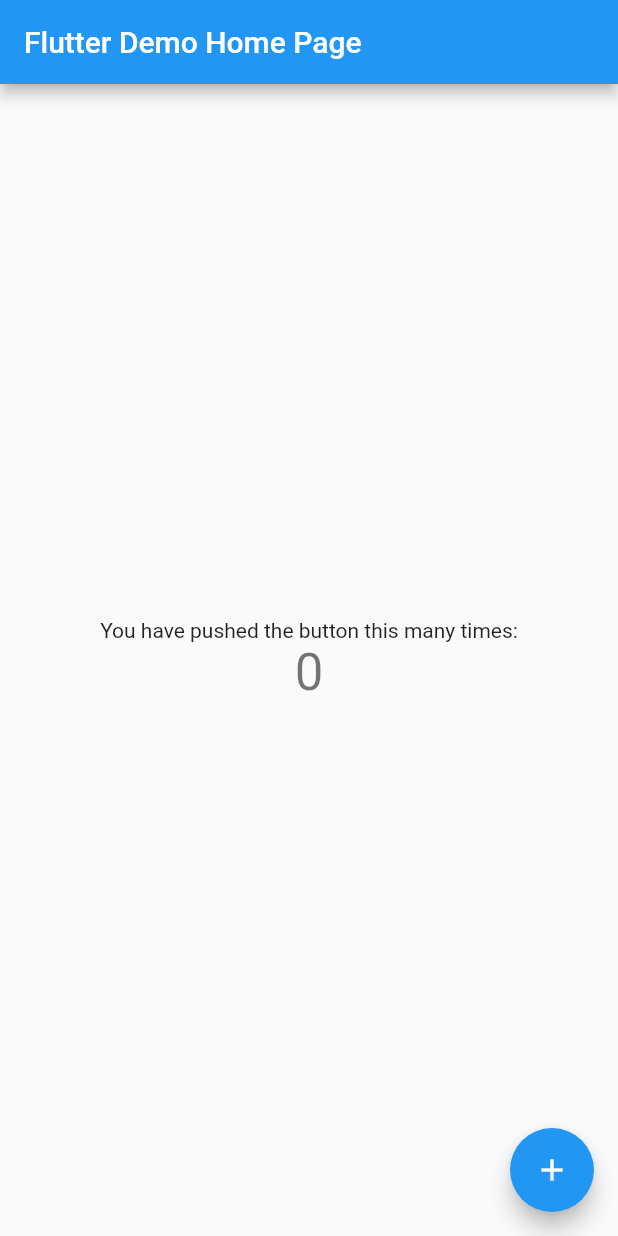
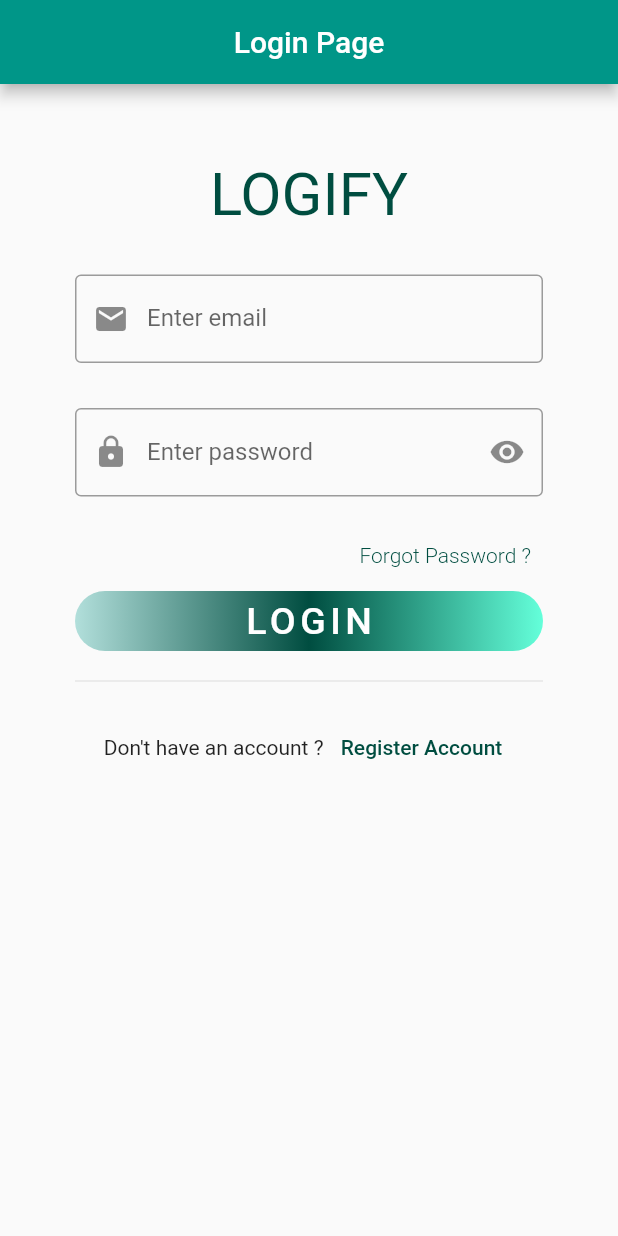
Before and after one commit to Mikhelmariya/loginPage, a Flutter app: the screen it shows after launch, on a phone screen of 412 x 824 dp. Run offline on Flutter 3.47's test engine with Material 2 defaults, Android fonts, the phone set to English and light mode, and no system bars.

Commit message:
login UI completed

```diff
--- /dev/null
+++ b/lib/loginscreen.dart
@@ -0,0 +1,99 @@
+import 'package:flutter/material.dart';
+
+class LoginScreen extends StatelessWidget {
+  const LoginScreen({super.key});
+
+  @override
+  Widget build(BuildContext context) {
+    return Padding(
+      padding: const EdgeInsets.all(50),
+      child: Center(
+        child: Column(
+          children: [
+            Text(
+              "LOGIFY",
+              style: TextStyle(fontSize: 40, color: Colors.teal.shade900),
+            ),
+            SizedBox(
+              height: 30,
+            ),
+            TextFormField(
+              keyboardType: TextInputType.emailAddress,
+              decoration: InputDecoration(
+                labelText: "Enter email",
+                border: OutlineInputBorder(),
+                prefixIcon: Icon(Icons.email),
+              ),
+            ),
+            SizedBox(
+              height: 30,
+            ),
+            TextFormField(
+              keyboardType: TextInputType.visiblePassword,
+              obscureText: true, //to be seen like dots
+              decoration: InputDecoration(
+                  labelText: "Enter password",
+                  border: OutlineInputBorder(),
+                  prefixIcon: Icon(Icons.lock),
+                  suffixIcon: Icon(Icons.remove_red_eye)),
+            ),
+            SizedBox(
+              height: 15,
+            ),
+            Row(
+              mainAxisAlignment: MainAxisAlignment.end,
+              children: [
+                TextButton(
+                    onPressed: () {},
+                    child: Text(
+                      "Forgot Password ?",
+                      style: TextStyle(
+                          color: Colors.teal.shade900,
+                          fontWeight: FontWeight.w300),
+                    )),
+              ],
+            ),
+            Container(
+              height: 40,
+              width: double.infinity,
+              child: MaterialButton(
+                onPressed: () {},
+                child: Text(
+                  "LOGIN",
+                  style: TextStyle(
+                      fontSize: 25, letterSpacing: 3, color: Colors.white),
+                ),
+              ),
+              decoration: BoxDecoration(
+                  borderRadius: BorderRadius.circular(30),
+                  gradient: LinearGradient(colors: [
+                    Colors.teal.shade100,
+                    Colors.teal.shade900,
+                    Colors.tealAccent
+                  ])),
+            ),
+            SizedBox(
+              height: 40,
+              child: Divider(
+                height: 3,
+              ),
+            ),
+            Row(
+              mainAxisAlignment: MainAxisAlignment.center,
+              children: [
+                Text("Don't have an account ? "),
+                TextButton(
+                  onPressed: () {},
+                  child: Text(
+                    "Register Account",
+                    style: TextStyle(color: Colors.teal.shade900),
+                  ),
+                ),
+              ],
+            )
+          ],
+        ),
+      ),
+    );
+  }
+}
--- a/lib/main.dart
+++ b/lib/main.dart
@@ -1,115 +1,23 @@
 import 'package:flutter/material.dart';
+import 'package:login/loginscreen.dart';
 
 void main() {
-  runApp(const MyApp());
+  runApp(const LoginPage());
 }
 
-class MyApp extends StatelessWidget {
-  const MyApp({super.key});
+class LoginPage extends StatelessWidget {
+  const LoginPage({super.key});
 
-  // This widget is the root of your application.
   @override
   Widget build(BuildContext context) {
     return MaterialApp(
-      title: 'Flutter Demo',
-      theme: ThemeData(
-        // This is the theme of your application.
-        //
-        // Try running your application with "flutter run". You'll see the
-        // application has a blue toolbar. Then, without quitting the app, try
-        // changing the primarySwatch below to Colors.green and then invoke
-        // "hot reload" (press "r" in the console where you ran "flutter run",
-        // or simply save your changes to "hot reload" in a Flutter IDE).
-        // Notice that the counter didn't reset back to zero; the application
-        // is not restarted.
-        primarySwatch: Colors.blue,
+      home: Scaffold(
+        appBar: AppBar(
+          title: Center(child: Text("Login Page")),
+          backgroundColor: Colors.teal,
+        ),
+        body: LoginScreen(),
       ),
-      home: const MyHomePage(title: 'Flutter Demo Home Page'),
     );
   }
 }
-
-class MyHomePage extends StatefulWidget {
-  const MyHomePage({super.key, required this.title});
-
-  // This widget is the home page of your application. It is stateful, meaning
-  // that it has a State object (defined below) that contains fields that affect
-  // how it looks.
-
-  // This class is the configuration for the state. It holds the values (in this
-  // case the title) provided by the parent (in this case the App widget) and
-  // used by the build method of the State. Fields in a Widget subclass are
-  // always marked "final".
-
-  final String title;
-
-  @override
-  State<MyHomePage> createState() => _MyHomePageState();
-}
-
-class _MyHomePageState extends State<MyHomePage> {
-  int _counter = 0;
-
-  void _incrementCounter() {
-    setState(() {
-      // This call to setState tells the Flutter framework that something has
-      // changed in this State, which causes it to rerun the build method below
-      // so that the display can reflect the updated values. If we changed
-      // _counter without calling setState(), then the build method would not be
-      // called again, and so nothing would appear to happen.
-      _counter++;
-    });
-  }
-
-  @override
-  Widget build(BuildContext context) {
-    // This method is rerun every time setState is called, for instance as done
-    // by the _incrementCounter method above.
-    //
-    // The Flutter framework has been optimized to make rerunning build methods
-    // fast, so that you can just rebuild anything that needs updating rather
-    // than having to individually change instances of widgets.
-    return Scaffold(
-      appBar: AppBar(
-        // Here we take the value from the MyHomePage object that was created by
-        // the App.build method, and use it to set our appbar title.
-        title: Text(widget.title),
-      ),
-      body: Center(
-        // Center is a layout widget. It takes a single child and positions it
-        // in the middle of the parent.
-        child: Column(
-          // Column is also a layout widget. It takes a list of children and
-          // arranges them vertically. By default, it sizes itself to fit its
-          // children horizontally, and tries to be as tall as its parent.
-          //
-          // Invoke "debug painting" (press "p" in the console, choose the
-          // "Toggle Debug Paint" action from the Flutter Inspector in Android
-          // Studio, or the "Toggle Debug Paint" command in Visual Studio Code)
-          // to see the wireframe for each widget.
-          //
-          // Column has various properties to control how it sizes itself and
-          // how it positions its children. Here we use mainAxisAlignment to
-          // center the children vertically; the main axis here is the vertical
-          // axis because Columns are vertical (the cross axis would be
-          // horizontal).
-          mainAxisAlignment: MainAxisAlignment.center,
-          children: <Widget>[
-            const Text(
-              'You have pushed the button this many times:',
-            ),
-            Text(
-              '$_counter',
-              style: Theme.of(context).textTheme.headline4,
-            ),
-          ],
-        ),
-      ),
-      floatingActionButton: FloatingActionButton(
-        onPressed: _incrementCounter,
-        tooltip: 'Increment',
-        child: const Icon(Icons.add),
-      ), // This trailing comma makes auto-formatting nicer for build methods.
-    );
-  }
-}
```
